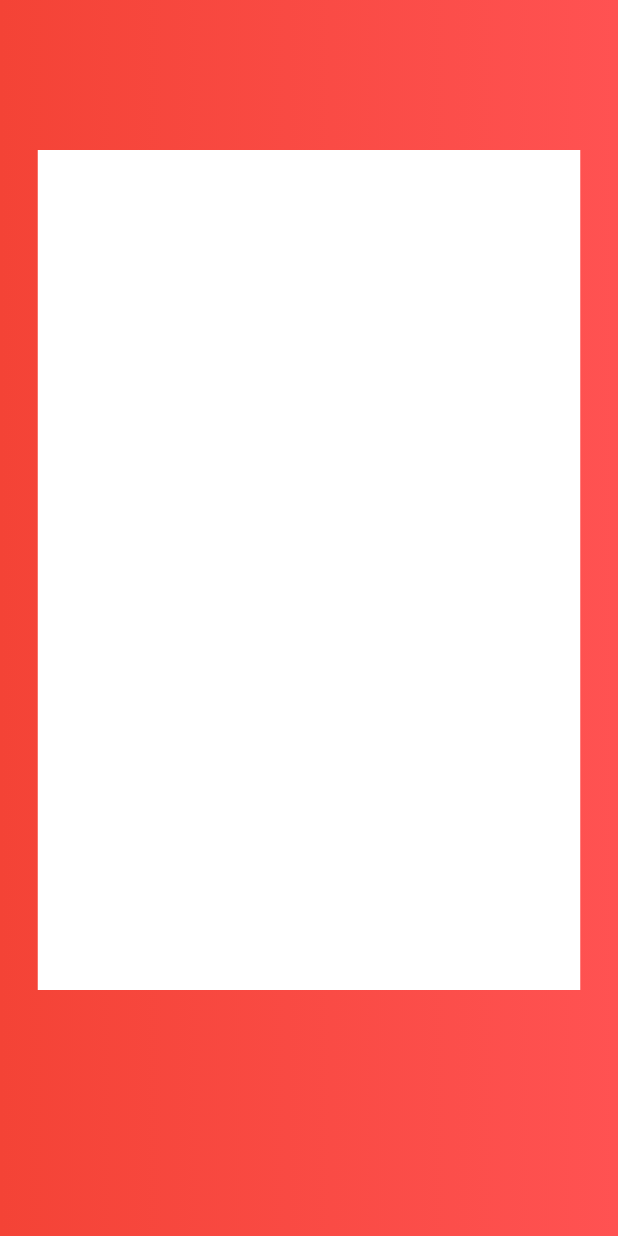
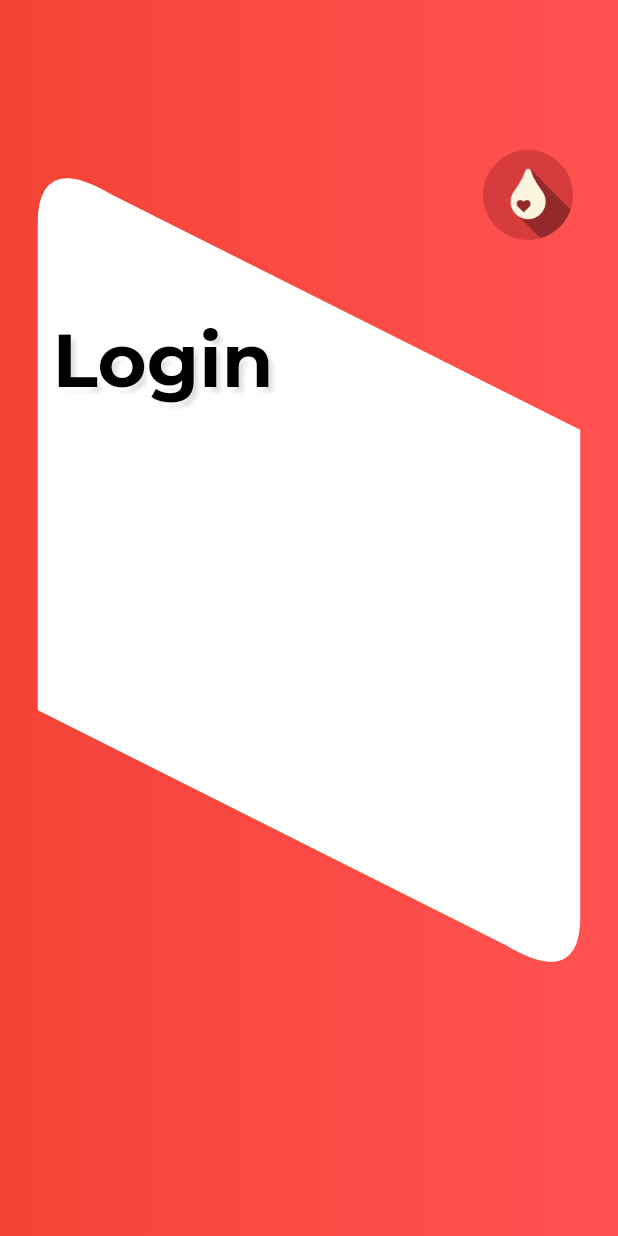
Before and after one commit to SanManke/don_de_sang_0.1, a Flutter app: the LoginPage screen opened directly, on a phone screen of 412 x 824 dp. Run offline on Flutter 3.47's test engine with Material 2 defaults, Android fonts, the phone set to English and light mode, and no system bars; our stand-ins replace animated_bottom_navigation_bar, cloud_firestore, firebase_auth, firebase_core, flutter_tindercard, google_fonts and 1 more; accounts and stored records are empty.

Commit message:
CustomClipper DrawClip added

```diff
--- a/lib/login_page.dart
+++ b/lib/login_page.dart
@@ -1,4 +1,5 @@
 import 'package:flutter/material.dart';
+import 'package:google_fonts/google_fonts.dart';
 
 class LoginPage extends StatelessWidget {
   @override
@@ -19,14 +20,51 @@ class LoginPage extends StatelessWidget {
           ),
           child: Column(
             children: [
-              SizedBox(height: 100,),
+              SizedBox(
+                height: 100,
+              ),
               Stack(
                 children: [
                   ClipPath(
+                    clipper: DrawClip(),
                     child: Container(
                       height: 560,
                       width: size.width - 50,
                       color: Colors.white,
+                    ),
+                  ),
+                  Positioned(
+                    right: 5,
+                    child: Container(
+                      child: Image.asset(
+                        "assets/blood_icon.jpg",
+                        width: 60,
+                        height: 60,
+                      ),
+                    ),
+                  ),
+                  Positioned(
+                    left: 10,
+                    top: 110,
+                    child: Text(
+                      "Login",
+                      style: GoogleFonts.montserrat(
+                        fontSize: 50,
+                        fontWeight: FontWeight.bold,
+                        color: Colors.black,
+                        shadows: [
+                          Shadow(
+                            color: Colors.grey.shade300,
+                            offset: Offset(3.0, 3.0),
+                            blurRadius: 3.0,
+                          ),
+                          Shadow(
+                            color: Colors.white,
+                            offset: Offset(-3.0, 3.0),
+                            blurRadius: 3.0,
+                          ),
+                        ],
+                      ),
                     ),
                   ),
                 ],
@@ -38,3 +76,24 @@ class LoginPage extends StatelessWidget {
     );
   }
 }
+
+class DrawClip extends CustomClipper<Path> {
+  @override
+  Path getClip(Size size) {
+    Path path = Path();
+    path.moveTo(0, 50);
+    path.quadraticBezierTo(0, 0, 50, 30);
+    path.lineTo(size.width, size.height / 3);
+    path.lineTo(size.width, size.height - 50);
+    path.quadraticBezierTo(
+        size.width, size.height, size.width - 50, size.height - 30);
+    path.lineTo(0, size.height * 2 / 3);
+    return path;
+  }
+
+  @override
+  bool shouldReclip(covariant CustomClipper<Path> oldClipper) {
+    // TODO: implement shouldReclip
+    throw UnimplementedError();
+  }
+}
```
